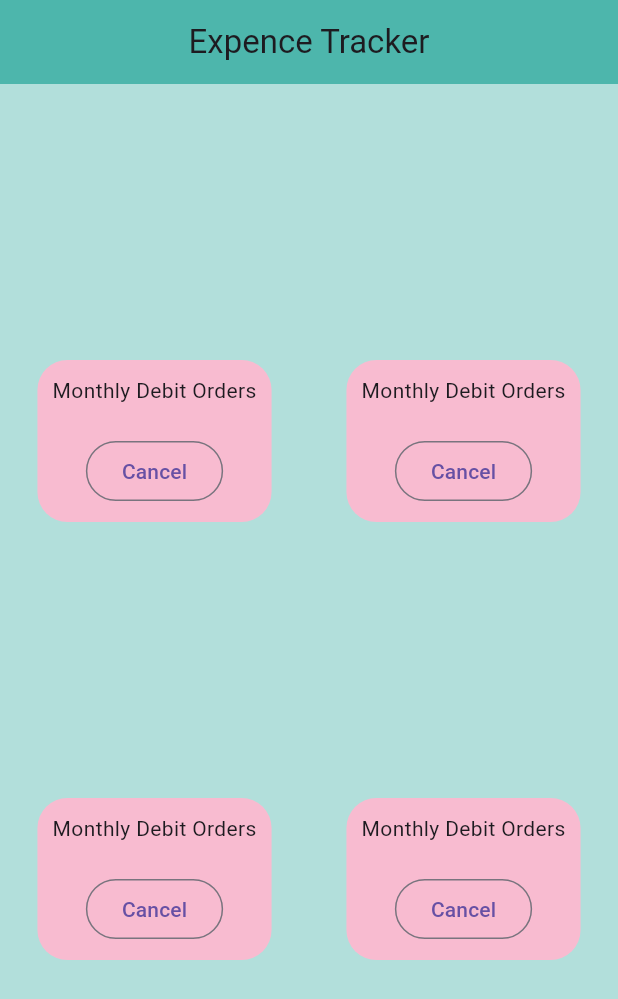
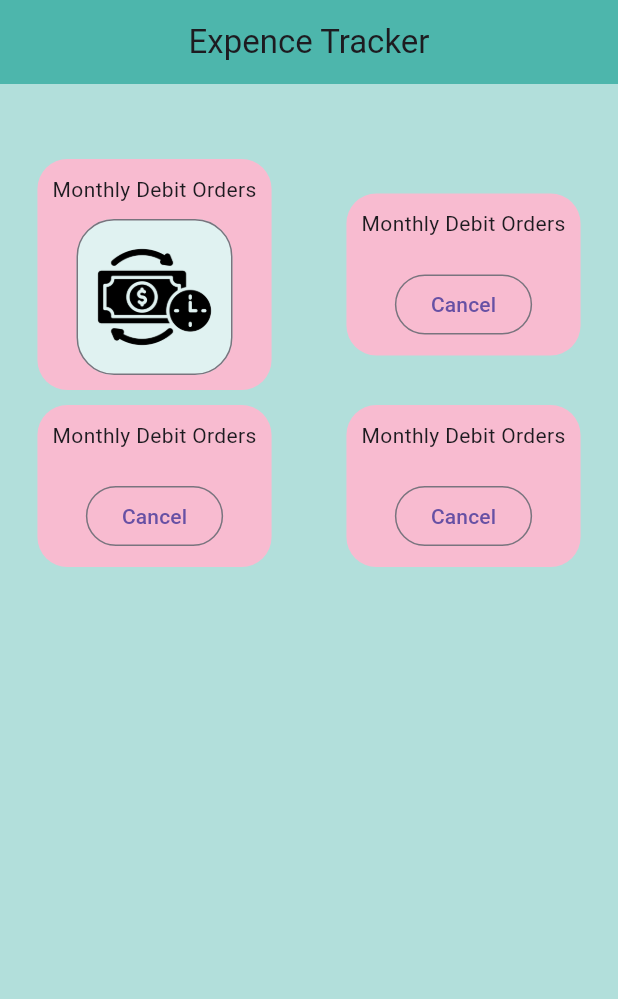
Before and after one commit to B-Judels/First_Flutter_App, a Flutter app: the screen it shows after launch, on a phone screen of 412 x 824 dp. Shown: the top 999 px of the screen. Run offline on Flutter 3.47's test engine with Material 3 defaults, Android fonts, the light colour scheme and no system bars.

Commit message:
created a seperate file and class in order to help me with code reusability for the UI in the future

```diff
--- a/lib/main.dart
+++ b/lib/main.dart
@@ -1,11 +1,14 @@
 import 'package:flutter/material.dart';
+import 'package:first_flutter_app/uiTools.dart';
 
 void main() {
   runApp(MyWidget());
 }
 
 class MyWidget extends StatelessWidget {
-  const MyWidget({super.key});
+  MyWidget({super.key});
+
+  final uiTools = Uitools();
 
   @override
   Widget build(BuildContext context) {
@@ -18,10 +21,16 @@ class MyWidget extends StatelessWidget {
         ),
         body: SafeArea(
           child: Center(
-            child: Container(
+            child: Column(
+              children: [
+                Container(height: 40),
+
+                SizedBox(height: 10),
+
+                Container(
                   // color: Colors.amber[100],
                   width: double.infinity,
-              // height: 100,
+
                   child: Center(
                     child: Column(
                       mainAxisAlignment: MainAxisAlignment.spaceEvenly,
@@ -31,24 +40,9 @@ class MyWidget extends StatelessWidget {
                           children: [
                             Expanded(
                               child: Center(
-                            child: Container(
-                              padding: const EdgeInsets.all(10.0),
-                              decoration: BoxDecoration(
-                                color: Colors.pink[100],
-                                borderRadius: BorderRadius.circular(20),
-                              ),
-                              child: Column(
-                                children: [
-                                  Text("Monthly Debit Orders"),
-
-                                  SizedBox(height: 20),
-
-                                  OutlinedButton(
-                                    onPressed: () {},
-                                    child: const Text("Cancel"),
-                                  ),
-                                ],
-                              ),
+                                child: uiTools.imgBtnTitleContainer(
+                                  "Monthly Debit Orders",
+                                  "images/automatic-payment.png",
                                 ),
                               ),
                             ),
@@ -78,6 +72,8 @@ class MyWidget extends StatelessWidget {
                             ),
                           ],
                         ),
+
+                        SizedBox(height: 10),
 
                         Row(
                           mainAxisAlignment: MainAxisAlignment.spaceEvenly,
@@ -135,6 +131,8 @@ class MyWidget extends StatelessWidget {
                     ),
                   ),
                 ),
+              ],
+            ),
           ),
         ),
       ),
--- /dev/null
+++ b/lib/uiTools.dart
@@ -0,0 +1,32 @@
+import 'package:flutter/material.dart';
+
+class Uitools {
+  Uitools() {}
+
+  Container imgBtnTitleContainer(String title, String imgDir) {
+    return Container(
+      padding: const EdgeInsets.all(10.0),
+      decoration: BoxDecoration(
+        color: Colors.pink[100],
+        borderRadius: BorderRadius.circular(20),
+      ),
+      child: Column(
+        children: [Text(title), SizedBox(height: 10), btn1(imgDir)],
+      ),
+    );
+  }
+
+  OutlinedButton btn1(String imgDir) {
+    return OutlinedButton(
+      style: OutlinedButton.styleFrom(
+        backgroundColor: Colors.teal[50],
+        padding: const EdgeInsets.all(12),
+        shape: RoundedRectangleBorder(borderRadius: BorderRadius.circular(25)),
+      ),
+
+      onPressed: () {},
+
+      child: Image.asset(imgDir, width: 80.0, height: 80.0),
+    );
+  }
+}
```
Lines whose indentation alone changed are shown as unchanged.
